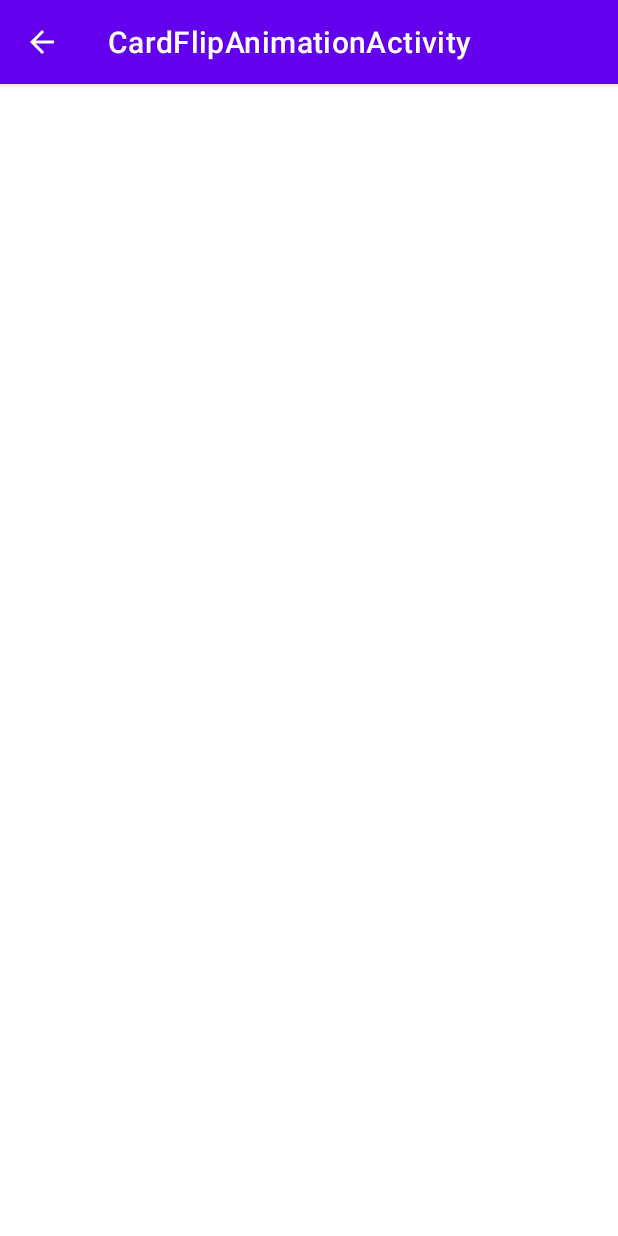
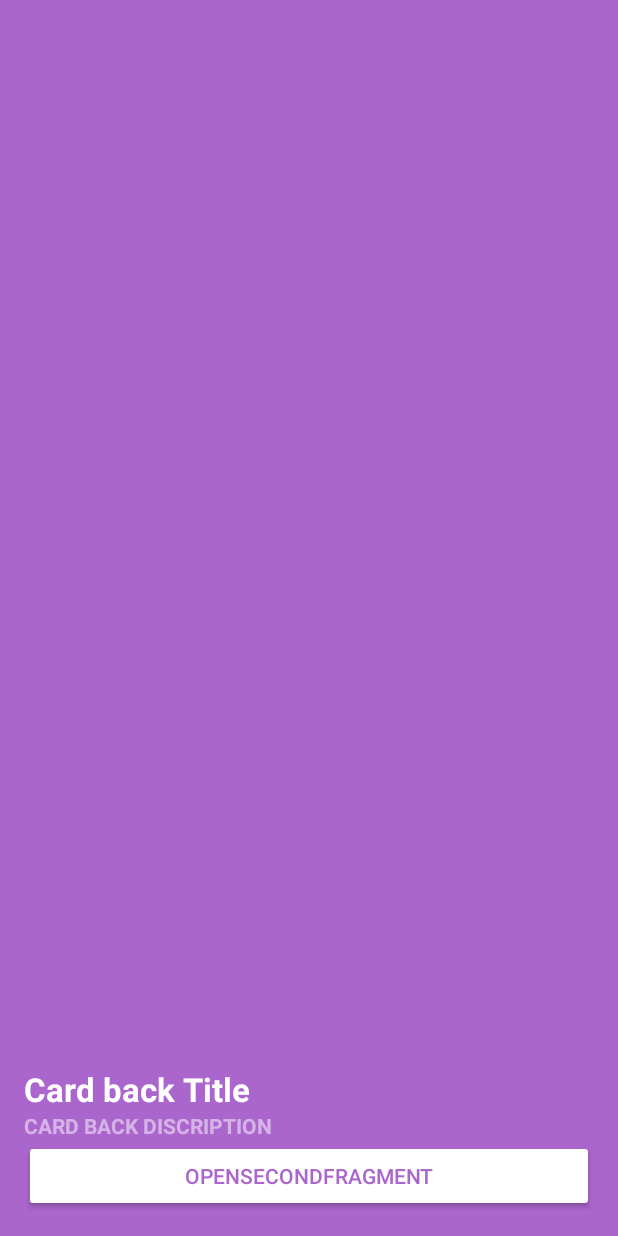
Before and after one commit to Kanharajput/RevealHideAnimation, an Android app: the CardFlipAnimationActivity screen opened directly, with no data from a screen before it, on a phone screen of 412 x 824 dp. Run offline under Robolectric (Android 15) with nearby library versions, the phone set to English and light mode, and no system bars.

Commit message:
card flip transition b/t Fragments

```diff
--- /dev/null
+++ b/app/src/main/java/com/example/revealhideview/CardBackFragment.java
@@ -0,0 +1,19 @@
+package com.example.revealhideview;
+
+import android.os.Bundle;
+import android.view.LayoutInflater;
+import android.view.View;
+import android.view.ViewGroup;
+
+import androidx.fragment.app.Fragment;
+
+/**
+ * A fragment representing the back of the card.
+ */
+public class CardBackFragment extends Fragment {
+    @Override
+    public View onCreateView(LayoutInflater inflater, ViewGroup container,
+                             Bundle savedInstanceState) {
+        return inflater.inflate(R.layout.second_side, container, false);
+    }
+}
--- a/app/src/main/java/com/example/revealhideview/CardFlipAnimationActivity.java
+++ b/app/src/main/java/com/example/revealhideview/CardFlipAnimationActivity.java
@@ -1,14 +1,72 @@
 package com.example.revealhideview;
 
-import androidx.appcompat.app.AppCompatActivity;
+import androidx.fragment.app.FragmentActivity;
 
 import android.os.Bundle;
+import android.view.LayoutInflater;
+import android.view.View;
+import android.view.ViewGroup;
 
-public class CardFlipAnimationActivity extends AppCompatActivity {
+public class CardFlipAnimationActivity extends FragmentActivity {
+
+    private boolean showingBack = false;
 
     @Override
     protected void onCreate(Bundle savedInstanceState) {
         super.onCreate(savedInstanceState);
         setContentView(R.layout.activity_card_flip_animation);
+
+        if (showingBack) {
+            getSupportFragmentManager().popBackStack();
+            return;
+        }
+
+        if (savedInstanceState == null) {
+            getSupportFragmentManager()
+                    .beginTransaction()
+                    .add(R.id.container, new CardFrontFragment())
+                    .commit();
+        }
+    }
+
+    // opens up the second activity
+    public void openSecondFragment(View view) {
+        flipCard();
+    }
+
+    private void flipCard() {
+
+        // Flip to the back.
+
+        showingBack = true;
+
+        // Create and commit a new fragment transaction that adds the fragment for
+        // the back of the card, uses custom animations, and is part of the fragment
+        // manager's back stack.
+
+        getSupportFragmentManager()
+                .beginTransaction()
+
+                // Replace the default fragment animations with animator resources
+                // representing rotations when switching to the back of the card, as
+                // well as animator resources representing rotations when flipping
+                // back to the front (e.g. when the system Back button is pressed).
+                .setCustomAnimations(
+                        R.animator.card_flip_right_in,
+                        R.animator.card_flip_right_out,
+                        R.animator.card_flip_left_in,
+                        R.animator.card_flip_left_out)
+
+                // Replace any fragments currently in the container view with a
+                // fragment representing the next page (indicated by the
+                // just-incremented currentPage variable).
+                .replace(R.id.container, new CardBackFragment())
+
+                // Add this transaction to the back stack, allowing users to press
+                // Back to get to the front of the card.
+                .addToBackStack(null)
+
+                // Commit the transaction.
+                .commit();
     }
 }
--- /dev/null
+++ b/app/src/main/java/com/example/revealhideview/CardFrontFragment.java
@@ -0,0 +1,19 @@
+package com.example.revealhideview;
+
+import android.os.Bundle;
+import android.view.LayoutInflater;
+import android.view.View;
+import android.view.ViewGroup;
+
+import androidx.fragment.app.Fragment;
+
+/**
+ * A fragment representing the front of the card.
+ */
+public class CardFrontFragment extends Fragment {
+    @Override
+    public View onCreateView(LayoutInflater inflater, ViewGroup container,
+                             Bundle savedInstanceState) {
+        return inflater.inflate(R.layout.first_side, container, false);
+    }
+}
--- /dev/null
+++ b/app/src/main/res/animator/card_flip_left_in.xml
@@ -0,0 +1,24 @@
+<set xmlns:android="http://schemas.android.com/apk/res/android">
+    <!-- Before rotating, immediately set the alpha to 0. -->
+    <objectAnimator
+        android:valueFrom="1.0"
+        android:valueTo="0.0"
+        android:propertyName="alpha"
+        android:duration="0" />
+
+    <!-- Rotate. -->
+    <objectAnimator
+        android:valueFrom="-180"
+        android:valueTo="0"
+        android:propertyName="rotationY"
+        android:interpolator="@android:interpolator/accelerate_decelerate"
+        android:duration="@integer/material_motion_duration_long_1" />
+
+    <!-- Half-way through the rotation (see startOffset), set the alpha to 1. -->
+    <objectAnimator
+        android:valueFrom="0.0"
+        android:valueTo="1.0"
+        android:propertyName="alpha"
+        android:startOffset="@integer/material_motion_duration_medium_1"
+        android:duration="1" />
+</set>
--- /dev/null
+++ b/app/src/main/res/animator/card_flip_left_out.xml
@@ -0,0 +1,17 @@
+<set xmlns:android="http://schemas.android.com/apk/res/android">
+    <!-- Rotate. -->
+    <objectAnimator
+        android:valueFrom="0"
+        android:valueTo="180"
+        android:propertyName="rotationY"
+        android:interpolator="@android:interpolator/accelerate_decelerate"
+        android:duration="@integer/material_motion_duration_long_1" />
+
+    <!-- Half-way through the rotation (see startOffset), set the alpha to 0. -->
+    <objectAnimator
+        android:valueFrom="1.0"
+        android:valueTo="0.0"
+        android:propertyName="alpha"
+        android:startOffset="@integer/material_motion_duration_medium_1"
+        android:duration="1" />
+</set>
--- /dev/null
+++ b/app/src/main/res/animator/card_flip_right_in.xml
@@ -0,0 +1,24 @@
+<set xmlns:android="http://schemas.android.com/apk/res/android">
+    <!-- Before rotating, immediately set the alpha to 0. -->
+    <objectAnimator
+        android:valueFrom="1.0"
+        android:valueTo="0.0"
+        android:propertyName="alpha"
+        android:duration="0" />
+
+    <!-- Rotate. -->
+    <objectAnimator
+        android:valueFrom="180"
+        android:valueTo="0"
+        android:propertyName="rotationY"
+        android:interpolator="@android:interpolator/accelerate_decelerate"
+        android:duration="@integer/material_motion_duration_long_1" />
+
+    <!-- Half-way through the rotation (see startOffset), set the alpha to 1. -->
+    <objectAnimator
+        android:valueFrom="0.0"
+        android:valueTo="1.0"
+        android:propertyName="alpha"
+        android:startOffset="@integer/material_motion_duration_medium_1"
+        android:duration="1" />
+</set>
--- /dev/null
+++ b/app/src/main/res/animator/card_flip_right_out.xml
@@ -0,0 +1,17 @@
+<set xmlns:android="http://schemas.android.com/apk/res/android">
+    <!-- Rotate. -->
+    <objectAnimator
+        android:valueFrom="0"
+        android:valueTo="-180"
+        android:propertyName="rotationY"
+        android:interpolator="@android:interpolator/accelerate_decelerate"
+        android:duration="@integer/material_motion_duration_long_1" />
+
+    <!-- Half-way through the rotation (see startOffset), set the alpha to 0. -->
+    <objectAnimator
+        android:valueFrom="1.0"
+        android:valueTo="0.0"
+        android:propertyName="alpha"
+        android:startOffset="@integer/material_motion_duration_medium_1"
+        android:duration="1" />
+</set>
--- /dev/null
+++ b/app/src/main/res/drawable/vc_android.xml
@@ -0,0 +1,9 @@
+<vector xmlns:android="http://schemas.android.com/apk/res/android"
+        android:width="24dp"
+        android:height="24dp"
+        android:viewportWidth="24"
+        android:viewportHeight="24">
+    <path
+        android:pathData="M17.6,11.48 L19.44,8.3a0.63,0.63 0,0 0,-1.09 -0.63l-1.88,3.24a11.43,11.43 0,0 0,-8.94 0L5.65,7.67a0.63,0.63 0,0 0,-1.09 0.63L6.4,11.48A10.81,10.81 0,0 0,1 20L23,20A10.81,10.81 0,0 0,17.6 11.48ZM7,17.25A1.25,1.25 0,1 1,8.25 16,1.25 1.25,0 0,1 7,17.25ZM17,17.25A1.25,1.25 0,1 1,18.25 16,1.25 1.25,0 0,1 17,17.25Z"
+        android:fillColor="#FF000000"/>
+</vector>
--- a/app/src/main/res/layout/activity_card_flip_animation.xml
+++ b/app/src/main/res/layout/activity_card_flip_animation.xml
@@ -1,9 +1,5 @@
-<?xml version="1.0" encoding="utf-8"?>
-<androidx.constraintlayout.widget.ConstraintLayout xmlns:android="http://schemas.android.com/apk/res/android"
-    xmlns:app="http://schemas.android.com/apk/res-auto"
-    xmlns:tools="http://schemas.android.com/tools"
+<FrameLayout xmlns:android="http://schemas.android.com/apk/res/android"
+    android:id="@+id/container"
     android:layout_width="match_parent"
     android:layout_height="match_parent"
-    tools:context=".CardFlipAnimationActivity">
-
-</androidx.constraintlayout.widget.ConstraintLayout>
+    />
--- /dev/null
+++ b/app/src/main/res/layout/first_side.xml
@@ -0,0 +1,37 @@
+<LinearLayout xmlns:android="http://schemas.android.com/apk/res/android"
+    android:layout_width="match_parent"
+    android:layout_height="match_parent"
+    android:background="#a6c"
+    android:gravity="bottom"
+    android:orientation="vertical"
+    android:padding="16dp">
+
+    <TextView
+        android:id="@android:id/text1"
+        style="?android:textAppearanceLarge"
+        android:layout_width="match_parent"
+        android:layout_height="wrap_content"
+        android:text="@string/card_back_title"
+        android:textColor="#fff"
+        android:textStyle="bold" />
+
+    <TextView
+        style="?android:textAppearanceSmall"
+        android:layout_width="match_parent"
+        android:layout_height="wrap_content"
+        android:lineSpacingMultiplier="1.2"
+        android:text="@string/card_back_description"
+        android:textAllCaps="true"
+        android:textColor="#80ffffff"
+        android:textStyle="bold" />
+
+    <Button
+        android:id="@+id/second_opener_button"
+        android:layout_width="match_parent"
+        android:layout_height="wrap_content"
+        android:backgroundTint="@color/white"
+        android:onClick="openSecondFragment"
+        android:text="@string/opensecondfragment"
+        android:textColor="#a6c" />
+
+</LinearLayout>
--- /dev/null
+++ b/app/src/main/res/layout/second_side.xml
@@ -0,0 +1,6 @@
+<ImageView xmlns:android="http://schemas.android.com/apk/res/android"
+    android:layout_width="match_parent"
+    android:layout_height="match_parent"
+    android:src="@drawable/vc_android"
+    android:scaleType="centerCrop"
+    android:contentDescription="@string/vc_android_description" />
--- a/app/src/main/res/values/strings.xml
+++ b/app/src/main/res/values/strings.xml
@@ -4,4 +4,8 @@
                                 \nConsequat interdum varius sit amet mattis. Consectetur adipiscing elit ut aliquam purus sit. Facilisi etiam dignissim diam quis enim lobortis scelerisque fermentum. Purus in massa tempor nec feugiat. Fermentum dui faucibus in ornare quam. Interdum consectetur libero id faucibus. Sem nulla pharetra diam sit. Arcu non odio euismod lacinia at. Ut venenatis tellus in metus vulputate eu scelerisque felis imperdiet. Velit laoreet id donec ultrices. Feugiat nibh sed pulvinar proin gravida hendrerit. Ullamcorper velit sed ullamcorper morbi tincidunt ornare massa eget. Ac tincidunt vitae semper quis lectus. Vestibulum sed arcu non odio euismod lacinia at quis risus. Integer malesuada nunc vel risus commodo viverra.
                                 \nViverra adipiscing at in tellus integer feugiat scelerisque varius morbi. Quis viverra nibh cras pulvinar mattis nunc. Ut etiam sit amet nisl purus in mollis nunc sed. Egestas egestas fringilla phasellus faucibus. Libero id faucibus nisl tincidunt eget nullam. Fringilla est ullamcorper eget nulla facilisi etiam dignissim. Habitant morbi tristique senectus et. Lacus luctus accumsan tortor posuere. Elit duis tristique sollicitudin nibh sit amet commodo nulla. Mauris commodo quis imperdiet massa tincidunt nunc. Pellentesque habitant morbi tristique senectus et netus et malesuada fames. In vitae turpis massa sed elementum tempus egestas sed sed. Sollicitudin ac orci phasellus egestas tellus rutrum.</string>
     <string name="card_flip_animation_activity">CardFlipAnimationActivity</string>
+    <string name="card_back_title">Card back Title</string>
+    <string name="card_back_description">card back discription</string>
+    <string name="vc_android_description">android image</string>
+    <string name="opensecondfragment">OpenSecondFragment</string>
 </resources>
```
